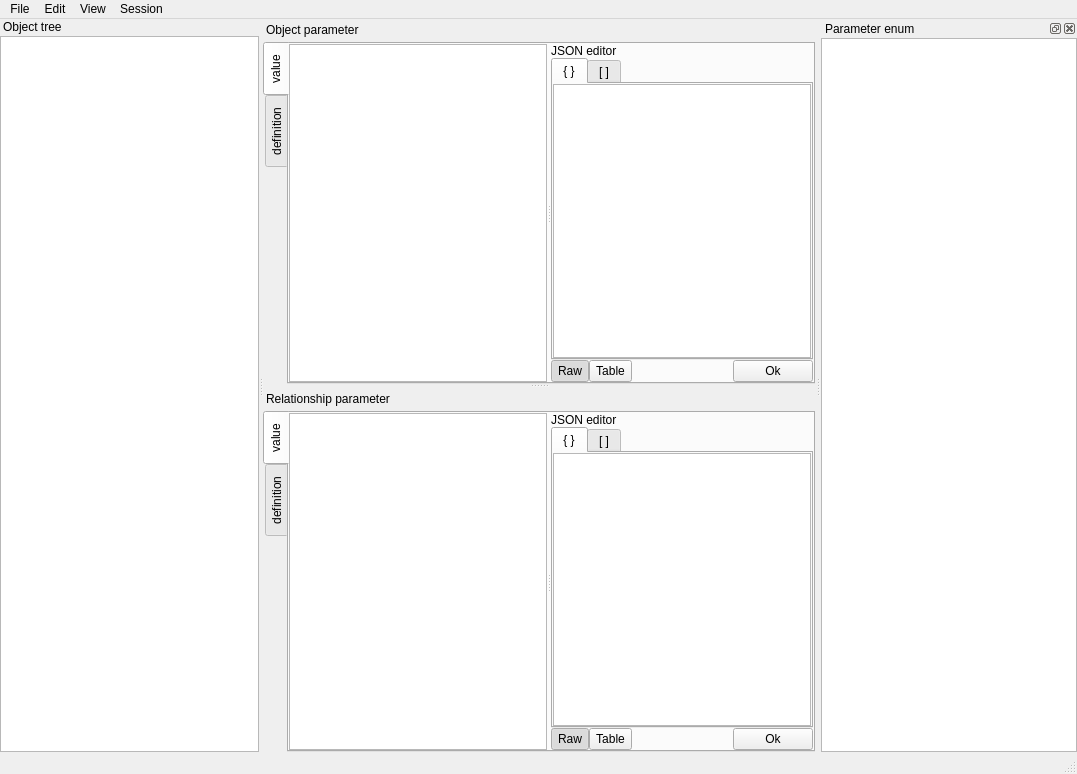
The window that spinetoolbox/ui/tree_view_form.ui (spine-tools/Spine-Toolbox) describes before a commit, drawn with Qt 5.
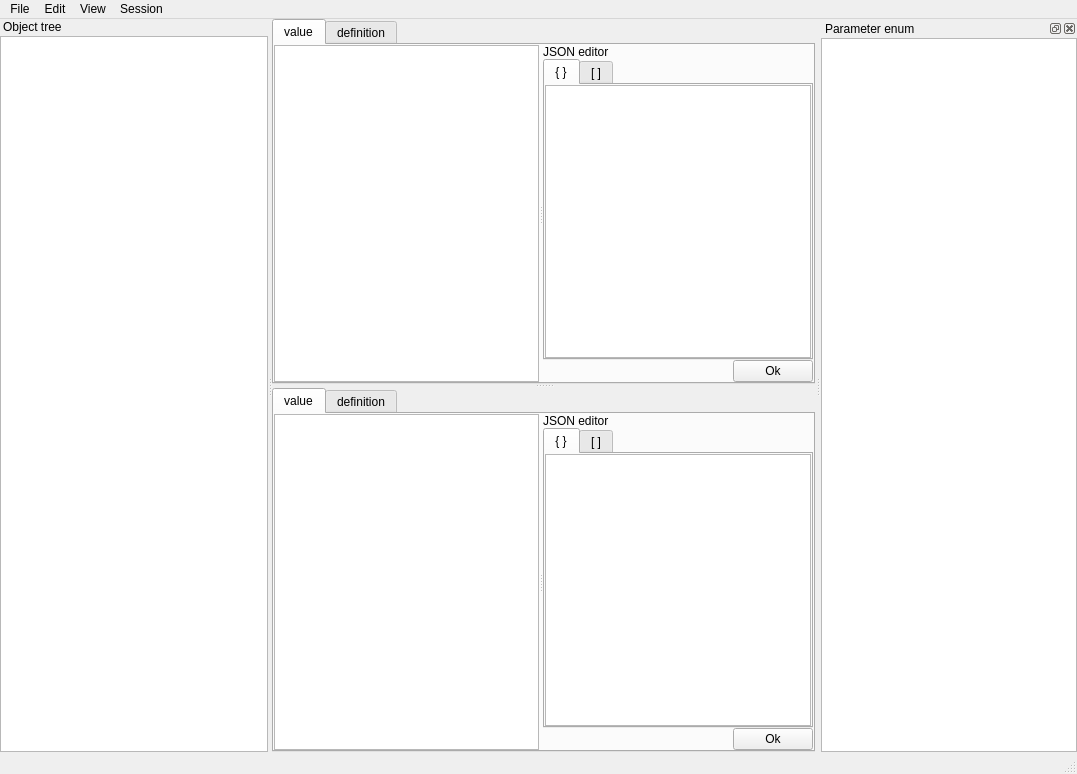
The same window after the commit. Icons and pictures are not drawn. Custom widgets are drawn as their Qt base class.

Commit message: Issue #253 updated: handle db migration with confirmation and warning, plus minor ui improvements in tree view.

```diff
--- a/spinetoolbox/ui/tree_view_form.ui
+++ b/spinetoolbox/ui/tree_view_form.ui
@@ -147,48 +147,6 @@
             <property name="bottomMargin">
              <number>0</number>
             </property>
-            <item>
-             <layout class="QHBoxLayout" name="horizontalLayout_9">
-              <property name="spacing">
-               <number>0</number>
-              </property>
-              <property name="leftMargin">
-               <number>3</number>
-              </property>
-              <property name="topMargin">
-               <number>1</number>
-              </property>
-              <property name="bottomMargin">
-               <number>2</number>
-              </property>
-              <item>
-               <widget class="QLabel" name="label_object_parameter">
-                <property name="font">
-                 <font>
-                  <weight>50</weight>
-                  <bold>false</bold>
-                 </font>
-                </property>
-                <property name="text">
-                 <string>Object parameter</string>
-                </property>
-               </widget>
-              </item>
-              <item>
-               <spacer name="horizontalSpacer_3">
-                <property name="orientation">
-                 <enum>Qt::Horizontal</enum>
-                </property>
-                <property name="sizeHint" stdset="0">
-                 <size>
-                  <width>40</width>
-                  <height>20</height>
-                 </size>
-                </property>
-               </spacer>
-              </item>
-             </layout>
-            </item>
             <item>
              <widget class="QTabWidget" name="tabWidget_object_parameter">
               <property name="sizePolicy">
@@ -210,7 +168,7 @@
                <enum>Qt::LeftToRight</enum>
               </property>
               <property name="tabPosition">
-               <enum>QTabWidget::West</enum>
+               <enum>QTabWidget::North</enum>
               </property>
               <property name="currentIndex">
                <number>0</number>
@@ -409,41 +367,6 @@
                       <property name="spacing">
                        <number>0</number>
                       </property>
-                      <item>
-                       <widget class="QToolButton" name="toolButton_object_parameter_json_raw">
-                        <property name="maximumSize">
-                         <size>
-                          <width>1000</width>
-                          <height>24</height>
-                         </size>
-                        </property>
-                        <property name="text">
-                         <string>Raw</string>
-                        </property>
-                        <property name="checkable">
-                         <bool>true</bool>
-                        </property>
-                        <property name="checked">
-                         <bool>true</bool>
-                        </property>
-                       </widget>
-                      </item>
-                      <item>
-                       <widget class="QToolButton" name="toolButton_object_parameter_json_table">
-                        <property name="maximumSize">
-                         <size>
-                          <width>1000</width>
-                          <height>24</height>
-                         </size>
-                        </property>
-                        <property name="text">
-                         <string>Table</string>
-                        </property>
-                        <property name="checkable">
-                         <bool>true</bool>
-                        </property>
-                       </widget>
-                      </item>
                       <item>
                        <spacer name="horizontalSpacer">
                         <property name="orientation">
@@ -565,48 +488,6 @@
             <property name="rightMargin">
              <number>0</number>
             </property>
-            <item>
-             <layout class="QHBoxLayout" name="horizontalLayout_10">
-              <property name="spacing">
-               <number>0</number>
-              </property>
-              <property name="leftMargin">
-               <number>3</number>
-              </property>
-              <property name="topMargin">
-               <number>1</number>
-              </property>
-              <property name="bottomMargin">
-               <number>2</number>
-              </property>
-              <item>
-               <widget class="QLabel" name="label_4">
-                <property name="font">
-                 <font>
-                  <weight>50</weight>
-                  <bold>false</bold>
-                 </font>
-                </property>
-                <property name="text">
-                 <string>Relationship parameter</string>
-                </property>
-               </widget>
-              </item>
-              <item>
-               <spacer name="horizontalSpacer_4">
-                <property name="orientation">
-                 <enum>Qt::Horizontal</enum>
-                </property>
-                <property name="sizeHint" stdset="0">
-                 <size>
-                  <width>40</width>
-                  <height>20</height>
-                 </size>
-                </property>
-               </spacer>
-              </item>
-             </layout>
-            </item>
             <item>
              <widget class="QTabWidget" name="tabWidget_relationship_parameter">
               <property name="enabled">
@@ -631,7 +512,7 @@
                <enum>Qt::LeftToRight</enum>
               </property>
               <property name="tabPosition">
-               <enum>QTabWidget::West</enum>
+               <enum>QTabWidget::North</enum>
               </property>
               <property name="currentIndex">
                <number>0</number>
@@ -824,41 +705,6 @@
                       <property name="spacing">
                        <number>0</number>
                       </property>
-                      <item>
-                       <widget class="QToolButton" name="toolButton_relationship_parameter_json_raw">
-                        <property name="maximumSize">
-                         <size>
-                          <width>1000</width>
-                          <height>24</height>
-                         </size>
-                        </property>
-                        <property name="text">
-                         <string>Raw</string>
-                        </property>
-                        <property name="checkable">
-                         <bool>true</bool>
-                        </property>
-                        <property name="checked">
-                         <bool>true</bool>
-                        </property>
-                       </widget>
-                      </item>
-                      <item>
-                       <widget class="QToolButton" name="toolButton_relationship_parameter_json_table">
-                        <property name="maximumSize">
-                         <size>
-                          <width>1000</width>
-                          <height>24</height>
-                         </size>
-                        </property>
-                        <property name="text">
-                         <string>Table</string>
-                        </property>
-                        <property name="checkable">
-                         <bool>true</bool>
-                        </property>
-                       </widget>
-                      </item>
                       <item>
                        <spacer name="horizontalSpacer_2">
                         <property name="orientation">
```
Left out of the diff: 31 changed lines with no effect on the pictures. The commit also changes 5 other files.
